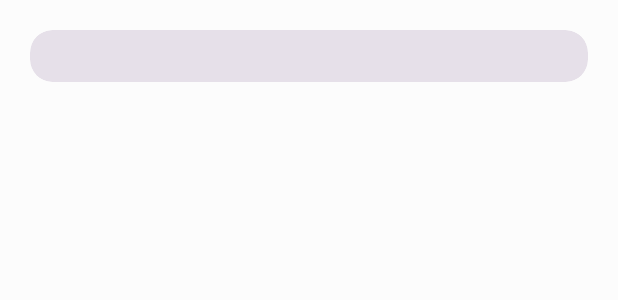
After one commit to dertefter/ficus, an Android app: the layout score_card.xml on its own in the app's theme, with its tools: preview values and no code run, on a phone screen of 412 x 824 dp. The commit adds this screen. Shown: the top 300 px of the screen. Run offline under Robolectric (Android 15) with nearby library versions, the phone set to English and light mode, and no system bars; network calls fail.

Commit message:
score changed

```diff
--- a/app/src/main/java/com/dertefter/nstumobile/timeTable.kt
+++ b/app/src/main/java/com/dertefter/nstumobile/timeTable.kt
@@ -14,6 +14,7 @@ import android.widget.TextView
 import androidx.annotation.AttrRes
 import androidx.annotation.ColorInt
 import androidx.appcompat.widget.Toolbar
+import androidx.core.widget.NestedScrollView
 import androidx.fragment.app.Fragment
 import kotlinx.coroutines.CoroutineScope
 import kotlinx.coroutines.Dispatchers
@@ -31,7 +32,7 @@ import java.util.*
 class timeTable : Fragment(R.layout.timetable_fragment) {
     var toolbar: Toolbar? = null
     var lineartimeTable: LinearLayout? = null
-    var timeTableScrollView: ScrollView? = null
+    var timeTableScrollView: NestedScrollView? = null
     var calendar: Calendar = Calendar.getInstance()
     var isSessia: Boolean = false
     var spinnerBar: ProgressBar? = null
--- /dev/null
+++ b/app/src/main/res/drawable/emply_devider.xml
@@ -0,0 +1,6 @@
+<?xml version="1.0" encoding="utf-8"?>
+<shape xmlns:android="http://schemas.android.com/apk/res/android">
+    <size
+        android:height="10dp"
+        android:width="0dp"/>
+</shape>
--- a/app/src/main/res/layout/fragment_score.xml
+++ b/app/src/main/res/layout/fragment_score.xml
@@ -34,11 +34,7 @@
             android:id="@+id/score_view"
             android:layout_width="match_parent"
             android:layout_height="wrap_content"
-            android:adjustViewBounds="true"
-            android:divider="@drawable/line"
-            android:dividerPadding="3dp"
-            android:orientation="vertical"
-            android:showDividers="beginning|middle|end" />
+            android:orientation="vertical" />
     </ScrollView>
 
 </androidx.constraintlayout.widget.ConstraintLayout>
--- /dev/null
+++ b/app/src/main/res/layout/score_card.xml
@@ -0,0 +1,25 @@
+<?xml version="1.0" encoding="utf-8"?>
+<androidx.cardview.widget.CardView xmlns:android="http://schemas.android.com/apk/res/android"
+    xmlns:app="http://schemas.android.com/apk/res-auto"
+    android:id="@+id/CardItem"
+    style="?attr/materialCardViewFilledStyle"
+    android:layout_width="match_parent"
+    android:layout_height="wrap_content"
+    android:layout_margin="20dp"
+    android:padding="3dp"
+    app:cardCornerRadius="15dp"
+    app:layout_constraintStart_toStartOf="parent"
+    app:layout_constraintTop_toTopOf="parent">
+
+    <LinearLayout
+        android:id="@+id/score_card_body"
+        android:layout_width="match_parent"
+        android:layout_height="match_parent"
+        android:layout_margin="7dp"
+        android:divider="@drawable/emply_devider"
+        android:orientation="vertical"
+        android:padding="10dp"
+        android:showDividers="middle" />
+
+
+</androidx.cardview.widget.CardView>
```
Also changed, not shown: app/src/main/java/com/dertefter/nstumobile/Score.kt (+37 -6 lines), app/src/main/java/com/dertefter/nstumobile/Work.kt (+5 -3 lines), app/src/main/res/layout/activity_work.xml (+7 -8 lines), app/src/main/res/layout/score_item.xml (+27 -16 lines), app/src/main/res/layout/timetable_fragment.xml (+34 -34 lines), 2 other files.
